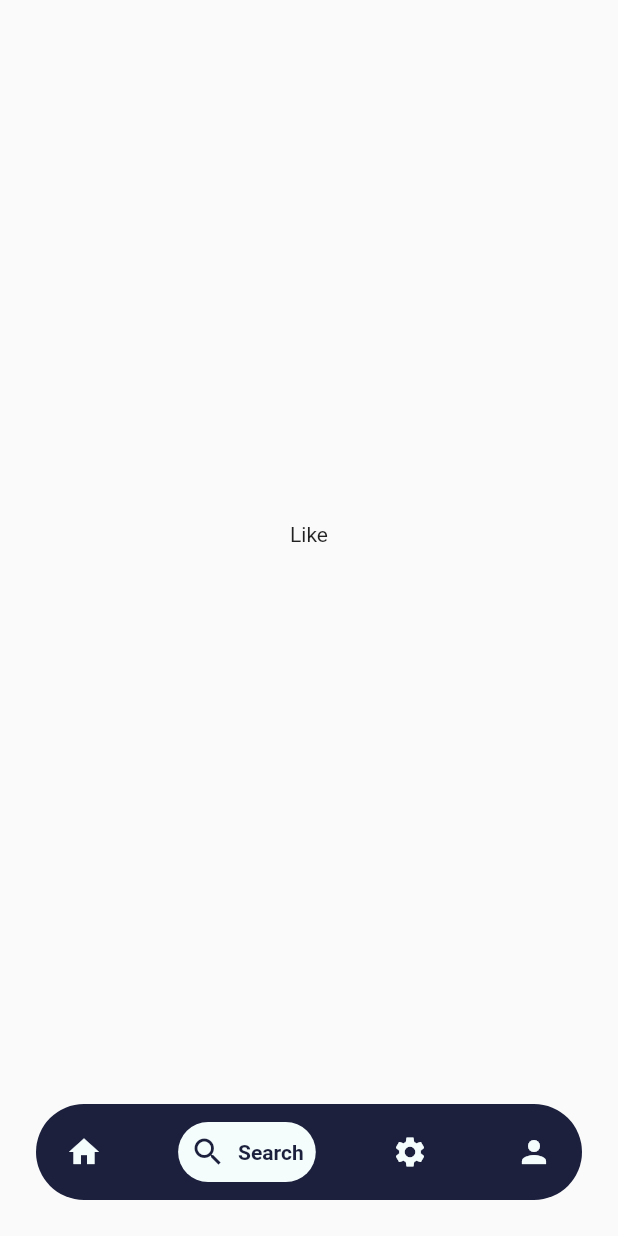
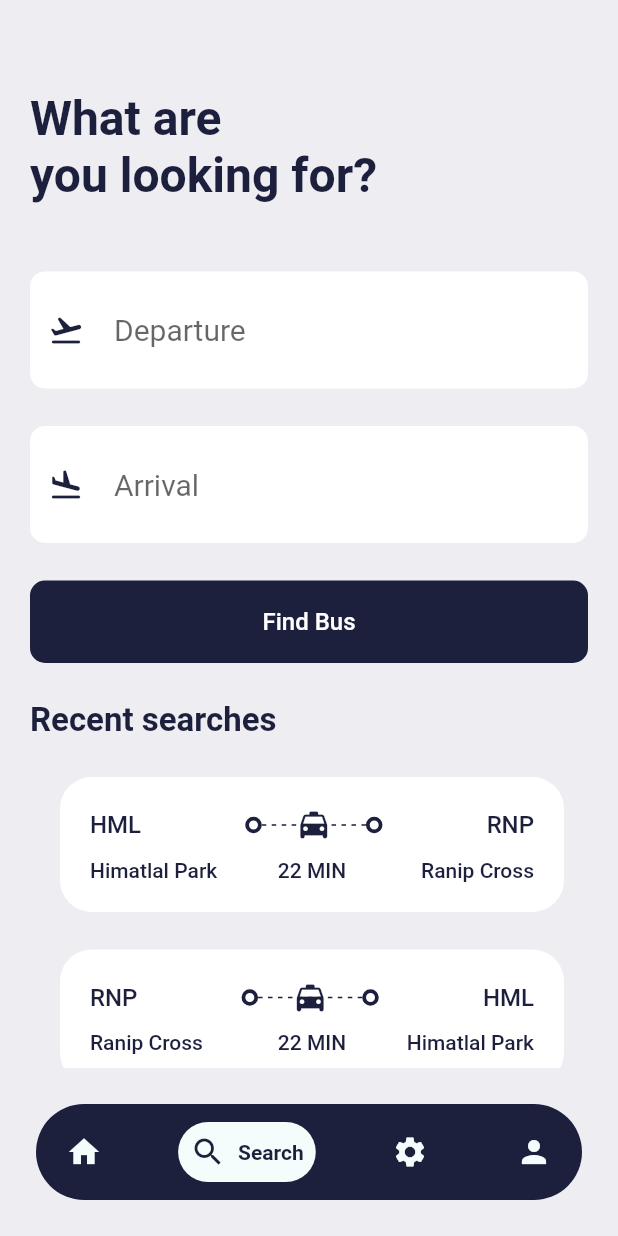
Before and after one commit to A3939/Flutter_brt_app, a Flutter app: the screen it shows after launch, item 2 of the bottom bar chosen, on a phone screen of 412 x 824 dp. Run offline on Flutter 3.47's test engine with Material 2 defaults, Android fonts, the phone set to English and light mode, and no system bars; drawn by our look-alikes of google_nav_bar; our stand-ins replace gap, get; missing offline and left inert: auto_size_text_field, dart:js.

Commit message:
home and search page desing changes

```diff
--- a/lib/main.dart
+++ b/lib/main.dart
@@ -1,4 +1,6 @@
 import 'package:brt_app/screens/bottom_bar.dart';
+import 'package:brt_app/screens/home_screen.dart';
+import 'package:brt_app/screens/search_screen.dart';
 import 'package:brt_app/utils/app_styles.dart';
 import 'package:flutter/material.dart';
 
--- a/lib/screens/bottom_bar.dart
+++ b/lib/screens/bottom_bar.dart
@@ -1,6 +1,9 @@
 import 'package:brt_app/screens/home_screen.dart';
+import 'package:brt_app/screens/search_screen.dart';
 import 'package:flutter/material.dart';
 import 'package:google_nav_bar/google_nav_bar.dart';
+
+import '../utils/app_styles.dart';
 
 class BottomBar extends StatefulWidget {
   const BottomBar({super.key});
@@ -13,9 +16,8 @@ class _BottomBarState extends State<BottomBar> {
   int _selectedIndex = 0;
 
   static final List<Widget> _widgetOption = <Widget>[
-    HomeScreen(),
-    const Text("Like"),
-    const Text("Search"),
+    const HomeScreen(),
+    const SearchScreen(),
     const Text("Setting"),
     const Text("Person"),
   ];
@@ -29,6 +31,7 @@ class _BottomBarState extends State<BottomBar> {
   @override
   Widget build(BuildContext context) {
     return Scaffold(
+      backgroundColor: Styles.bgColor,
       body: Center(
         child: _widgetOption[_selectedIndex],
       ),
--- a/lib/screens/home_screen.dart
+++ b/lib/screens/home_screen.dart
@@ -2,6 +2,7 @@ import 'package:brt_app/screens/promotions_screen.dart';
 import 'package:brt_app/screens/ticket_view.dart';
 import 'package:brt_app/utils/app_info_list.dart';
 import 'package:brt_app/utils/app_styles.dart';
+import 'package:brt_app/widgets/double_text_widget.dart';
 import 'package:flutter/material.dart';
 import 'package:gap/gap.dart';
 
@@ -50,20 +51,10 @@ class HomeScreen extends StatelessWidget {
                   ],
                 ),
                 const Gap(50),
-                Row(
-                  mainAxisAlignment: MainAxisAlignment.spaceBetween,
-                  children: [
-                    Text(
-                      "Frequently Use Route",
-                      style: Styles.headLine2,
-                    ),
-                    Text(
-                      "View all",
-                      style: Styles.textStyle
-                          .copyWith(color: Styles.secondaryColor),
-                    )
-                  ],
-                )
+                const AppDoubleTextWidget(
+                  bigText: "Most Search",
+                  smallText: "View all",
+                ),
               ],
             ),
           ),
@@ -82,27 +73,11 @@ class HomeScreen extends StatelessWidget {
           ),
           const Gap(50),
           Container(
-            padding: const EdgeInsets.symmetric(horizontal: 30),
-            child: Row(
-              mainAxisAlignment: MainAxisAlignment.spaceBetween,
-              children: [
-                Text(
-                  "Promotions",
-                  style: Styles.headLine2,
-                ),
-                InkWell(
-                  onTap: () {
-                    print("Tapped");
-                  },
-                  child: Text(
-                    "View all",
-                    style:
-                        Styles.textStyle.copyWith(color: Styles.secondaryColor),
-                  ),
-                ),
-              ],
-            ),
-          ),
+              padding: const EdgeInsets.symmetric(horizontal: 30),
+              child: const AppDoubleTextWidget(
+                bigText: "Promotions",
+                smallText: "",
+              )),
           const Gap(15),
           SingleChildScrollView(
             scrollDirection: Axis.horizontal,
--- a/lib/screens/search_screen.dart
+++ b/lib/screens/search_screen.dart
@@ -0,0 +1,120 @@
+import 'dart:js';
+
+import 'package:brt_app/screens/ticket_view.dart';
+import 'package:brt_app/utils/app_layout.dart';
+import 'package:brt_app/utils/app_styles.dart';
+import 'package:brt_app/widgets/icon_text.dart';
+import 'package:brt_app/widgets/route_text_widget.dart';
+import 'package:flutter/material.dart';
+import 'package:flutter/src/widgets/framework.dart';
+import 'package:flutter/src/widgets/placeholder.dart';
+import 'package:gap/gap.dart';
+
+import '../utils/app_info_list.dart';
+import '../widgets/double_text_widget.dart';
+
+class SearchScreen extends StatelessWidget {
+  const SearchScreen({super.key});
+
+  @override
+  Widget build(BuildContext context) {
+    final size = AppLayout.getSize(context);
+    return Scaffold(
+      backgroundColor: Styles.bgColor,
+      body: ListView(
+        padding: EdgeInsets.symmetric(
+            horizontal: AppLayout.getWidth(20),
+            vertical: AppLayout.getHeight(20)),
+        children: [
+          Gap(
+            AppLayout.getHeight(40),
+          ),
+          Text(
+            "What are\nyou looking for?",
+            style: Styles.headLine.copyWith(
+              fontSize: AppLayout.getWidth(32),
+            ),
+          ),
+          Gap(
+            AppLayout.getHeight(20),
+          ),
+          // Container(
+          //   child: Row(
+          //     children: [
+          //       Container(
+          //         width: size.width * .44,
+          //         padding:
+          //             EdgeInsets.symmetric(vertical: AppLayout.getHeight(7)),
+          //         decoration: BoxDecoration(
+          //             borderRadius: BorderRadius.circular(
+          //               AppLayout.getHeight(50),
+          //             ),
+          //             color: Styles.primaryColor),
+          //         child: const Center(child: Text("BRT Route Check")),
+          //       ),
+          //     ],
+          //   ),
+          //   decoration: BoxDecoration(
+          //       borderRadius: BorderRadius.circular(
+          //         AppLayout.getHeight(50),
+          //       ),
+          //       color: Styles.tagColor),
+          // )
+          Gap(
+            AppLayout.getHeight(25),
+          ),
+          const AppIconText(
+              icon: Icons.flight_takeoff_rounded, text: "Departure"),
+          Gap(
+            AppLayout.getHeight(25),
+          ),
+          const AppIconText(icon: Icons.flight_land_rounded, text: "Arrival"),
+          Gap(
+            AppLayout.getHeight(25),
+          ),
+          Container(
+            padding: EdgeInsets.symmetric(
+              vertical: AppLayout.getWidth(18),
+              horizontal: AppLayout.getWidth(15),
+            ),
+            decoration: BoxDecoration(
+              color: Styles.secondaryColor,
+              borderRadius: BorderRadius.circular(
+                AppLayout.getWidth(10),
+              ),
+            ),
+            child: Center(
+              child: Text(
+                "Find Bus",
+                style: Styles.textStyle.copyWith(
+                  color: Styles.primaryColor,
+                ),
+              ),
+            ),
+          ),
+          Gap(
+            AppLayout.getHeight(25),
+          ),
+          const AppDoubleTextWidget(
+            bigText: "Recent searches",
+            smallText: "",
+          ),
+
+          SingleChildScrollView(
+            scrollDirection: Axis.vertical,
+            padding: const EdgeInsets.only(left: 20),
+            child: Column(
+              children: ticketList
+                  .map(
+                    (singleTicket) => RouteTextWidget(
+                      ticket: singleTicket,
+                    ),
+                  )
+                  .toList(),
+            ),
+          ),
+        ],
+      ),
+    );
+  }
+}
--- a/lib/screens/ticket_view.dart
+++ b/lib/screens/ticket_view.dart
@@ -1,7 +1,6 @@
 import 'package:brt_app/utils/app_layout.dart';
 import 'package:brt_app/utils/app_styles.dart';
 import 'package:brt_app/widgets/thick_container.dart';
-import 'package:flutter/src/widgets/framework.dart';
 import 'package:flutter/material.dart';
 import 'package:gap/gap.dart';
 
--- a/lib/utils/app_info_list.dart
+++ b/lib/utils/app_info_list.dart
@@ -15,4 +15,52 @@ List<Map<String, dynamic>> ticketList = [
     'departure_time': "09:00 AM",
     "number": 45
   },
+  {
+    'from': {'code': "RNP", 'name': "Ranip Cross"},
+    'to': {'code': "HML", 'name': "Himatlal Park"},
+    'flying_time': '25 Min',
+    'date': "10 MAY",
+    'departure_time': "09:00 AM",
+    "number": 45
+  },
+  {
+    'from': {'code': "RNP", 'name': "Ranip Cross"},
+    'to': {'code': "HML", 'name': "Himatlal Park"},
+    'flying_time': '25 Min',
+    'date': "10 MAY",
+    'departure_time': "09:00 AM",
+    "number": 45
+  },
+  {
+    'from': {'code': "RNP", 'name': "Ranip Cross"},
+    'to': {'code': "HML", 'name': "Himatlal Park"},
+    'flying_time': '25 Min',
+    'date': "10 MAY",
+    'departure_time': "09:00 AM",
+    "number": 45
+  },
+  {
+    'from': {'code': "RNP", 'name': "Ranip Cross"},
+    'to': {'code': "HML", 'name': "Himatlal Park"},
+    'flying_time': '25 Min',
+    'date': "10 MAY",
+    'departure_time': "09:00 AM",
+    "number": 45
+  },
+  {
+    'from': {'code': "RNP", 'name': "Ranip Cross"},
+    'to': {'code': "HML", 'name': "Himatlal Park"},
+    'flying_time': '25 Min',
+    'date': "10 MAY",
+    'departure_time': "09:00 AM",
+    "number": 45
+  },
+  {
+    'from': {'code': "RNP", 'name': "Ranip Cross"},
+    'to': {'code': "HML", 'name': "Himatlal Park"},
+    'flying_time': '25 Min',
+    'date': "10 MAY",
+    'departure_time': "09:00 AM",
+    "number": 45
+  },
 ];
--- a/lib/utils/app_styles.dart
+++ b/lib/utils/app_styles.dart
@@ -7,13 +7,14 @@ class Styles {
   static Color secondaryColor = const Color(0xff1C203D);
   static Color effectColor = const Color(0xFFF4FDFC);
   static Color tagColor = const Color(0xFF6C6C6C);
+  static Color bgColor = const Color(0xFFeeedf2);
 
   static TextStyle textStyle = TextStyle(
       fontSize: 16, color: secondaryColor, fontWeight: FontWeight.w500);
   static TextStyle headLine = TextStyle(
       fontSize: 32, color: secondaryColor, fontWeight: FontWeight.bold);
   static TextStyle headLine2 = TextStyle(
-      fontSize: 24, color: secondaryColor, fontWeight: FontWeight.bold);
+      fontSize: 22, color: secondaryColor, fontWeight: FontWeight.bold);
   static TextStyle headLine3 = TextStyle(
       fontSize: 16, color: Colors.grey.shade500, fontWeight: FontWeight.w500);
   static TextStyle headLine4 = TextStyle(
--- /dev/null
+++ b/lib/widgets/double_text_widget.dart
@@ -0,0 +1,30 @@
+import 'package:flutter/cupertino.dart';
+import 'package:flutter/src/widgets/framework.dart';
+import 'package:flutter/src/widgets/placeholder.dart';
+
+import '../utils/app_styles.dart';
+
+class AppDoubleTextWidget extends StatelessWidget {
+  const AppDoubleTextWidget(
+      {Key? key, required this.bigText, required this.smallText})
+      : super(key: key);
+  final String bigText;
+  final String smallText;
+
+  @override
+  Widget build(BuildContext context) {
+    return Row(
+      mainAxisAlignment: MainAxisAlignment.spaceBetween,
+      children: [
+        Text(
+          bigText,
+          style: Styles.headLine2,
+        ),
+        Text(
+          smallText,
+          style: Styles.textStyle.copyWith(color: Styles.secondaryColor),
+        )
+      ],
+    );
+  }
+}
--- /dev/null
+++ b/lib/widgets/icon_text.dart
@@ -0,0 +1,58 @@
+import 'package:auto_size_text_field/auto_size_text_field.dart';
+import 'package:flutter/material.dart';
+import 'package:flutter/src/widgets/framework.dart';
+import 'package:flutter/src/widgets/placeholder.dart';
+import 'package:gap/gap.dart';
+
+import '../utils/app_layout.dart';
+import '../utils/app_styles.dart';
+
+class AppIconText extends StatelessWidget {
+  const AppIconText({Key? key, required this.icon, required this.text})
+      : super(key: key);
+  final IconData icon;
+  final String text;
+
+  @override
+  Widget build(BuildContext context) {
+    return Container(
+      padding: EdgeInsets.symmetric(
+        vertical: AppLayout.getWidth(15),
+        horizontal: AppLayout.getWidth(12),
+      ),
+      decoration: BoxDecoration(
+        color: Styles.primaryColor,
+        borderRadius: BorderRadius.circular(
+          AppLayout.getWidth(10),
+        ),
+      ),
+      child: Row(
+        children: <Widget>[
+          Icon(
+            icon,
+            color: Styles.secondaryColor,
+          ),
+          Gap(
+            AppLayout.getWidth(20),
+          ),
+          // Text(
+          //   text,
+          //   style: Styles.textStyle,
+          // ),
+          SizedBox(
+            width: MediaQuery.of(context).size.width * 0.7,
+            child: TextField(
+              decoration: InputDecoration(
+                hintText: text,
+                border: InputBorder.none,
+                // hintStyle: Styles.headLine3.copyWith(fontSize: 18),
+              ),
+              style: const TextStyle(fontSize: 20),
+              cursorColor: Styles.secondaryColor,
+            ),
+          ),
+        ],
+      ),
+    );
+  }
+}
--- /dev/null
+++ b/lib/widgets/route_text_widget.dart
@@ -0,0 +1,125 @@
+import 'package:brt_app/widgets/thick_container.dart';
+import 'package:flutter/material.dart';
+import 'package:gap/gap.dart';
+
+import '../utils/app_layout.dart';
+import '../utils/app_styles.dart';
+
+class RouteTextWidget extends StatelessWidget {
+  const RouteTextWidget({Key? key, required this.ticket}) : super(key: key);
+  final Map<String, dynamic> ticket;
+
+  @override
+  Widget build(BuildContext context) {
+    return Container(
+      margin: EdgeInsets.only(right: AppLayout.getHeight(16)),
+      child: Column(
+        children: [
+          Gap(
+            AppLayout.getHeight(25),
+          ),
+          Container(
+            decoration: BoxDecoration(
+              color: Styles.primaryColor,
+              borderRadius:
+                  BorderRadius.all(Radius.circular(AppLayout.getHeight(21))),
+            ),
+            padding: EdgeInsets.all(AppLayout.getHeight(20)),
+            child: Column(
+              children: [
+                Row(
+                  children: [
+                    Text(
+                      ticket['from']['code'],
+                      style: Styles.headLine3.copyWith(
+                        color: Styles.secondaryColor,
+                      ),
+                    ),
+                    Expanded(child: Container()),
+                    ThickContainer(),
+                    Expanded(
+                      child: Stack(
+                        children: [
+                          SizedBox(
+                            height: AppLayout.getHeight(24),
+                            child: LayoutBuilder(
+                              builder: (BuildContext context,
+                                  BoxConstraints constraints) {
+                                print(constraints.constrainWidth());
+                                return Flex(
+                                  direction: Axis.horizontal,
+                                  mainAxisAlignment:
+                                      MainAxisAlignment.spaceBetween,
+                                  mainAxisSize: MainAxisSize.max,
+                                  children: List.generate(
+                                    (constraints.constrainWidth() / 6).floor(),
+                                    (index) => SizedBox(
+                                      width: 3,
+                                      height: 1,
+                                      child: DecoratedBox(
+                                        decoration: BoxDecoration(
+                                            color: Styles.secondaryColor),
+                                      ),
+                                    ),
+                                  ),
+                                );
+                              },
+                            ),
+                          ),
+                          Center(
+                            child: Icon(
+                              Icons.local_taxi_rounded,
+                              color: Styles.secondaryColor,
+                            ),
+                          ),
+                        ],
+                      ),
+                    ),
+                    ThickContainer(),
+                    Expanded(child: Container()),
+                    Text(
+                      ticket['to']['code'],
+                      style: Styles.headLine3.copyWith(
+                        color: Styles.secondaryColor,
+                      ),
+                    )
+                  ],
+                ),
+                const Gap(10),
+                Row(
+                  mainAxisAlignment: MainAxisAlignment.spaceBetween,
+                  children: [
+                    SizedBox(
+                      // width: 100,
+                      width: AppLayout.getWidth(100),
+                      child: Text(
+                        ticket['from']['name'],
+                        style: Styles.headLine4
+                            .copyWith(color: Styles.secondaryColor),
+                      ),
+                    ),
+                    Text(
+                      '22 MIN',
+                      style: Styles.headLine4
+                          .copyWith(color: Styles.secondaryColor),
+                    ),
+                    SizedBox(
+                      // width: 100,
+                      width: AppLayout.getWidth(100),
+                      child: Text(
+                        ticket['to']['name'],
+                        textAlign: TextAlign.end,
+                        style: Styles.headLine4
+                            .copyWith(color: Styles.secondaryColor),
+                      ),
+                    ),
+                  ],
+                ),
+              ],
+            ),
+          ),
+        ],
+      ),
+    );
+  }
+}
--- a/pubspec.yaml
+++ b/pubspec.yaml
@@ -39,6 +39,7 @@ dependencies:
   shadow_overlay: ^1.0.5
   colorful_safe_area: ^1.0.0
   get:
+  auto_size_text_field: ^2.2.1
 
 
 dev_dependencies:
```
Also changed, not shown: pubspec.lock.
